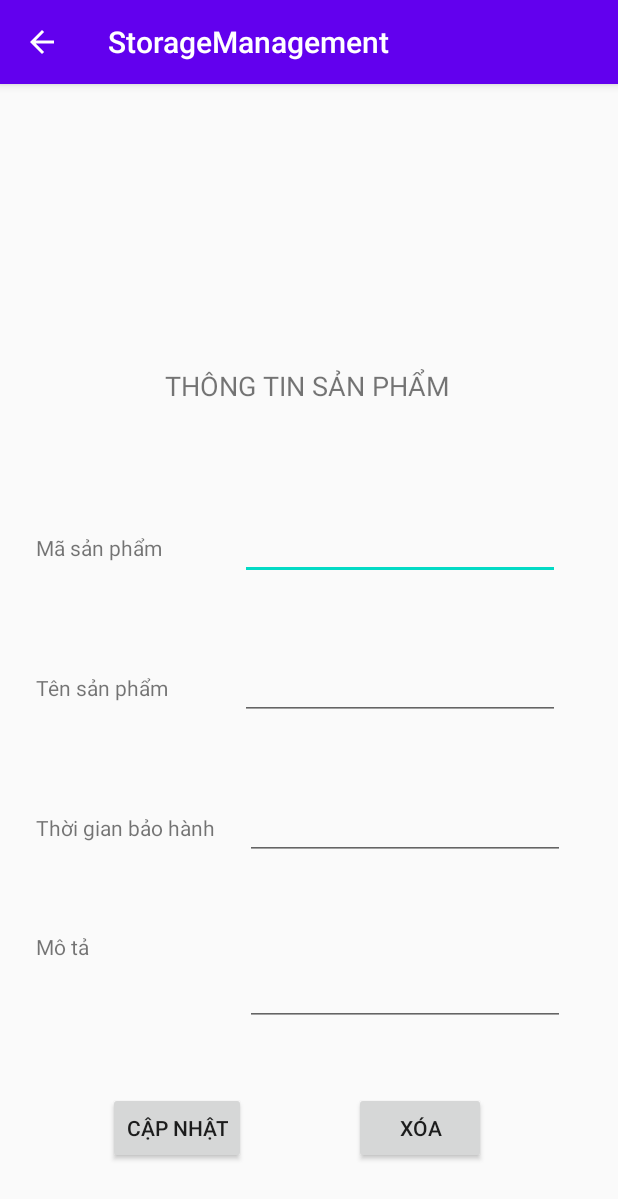
After one commit to quan200699/Android_StorageManagement, an Android app: the ProductDetailActivity screen opened directly, with no data from a screen before it, on a phone screen of 412 x 824 dp. The commit adds this screen. Shown: the top 1199 px of the screen. Run offline under Robolectric (Android 15) with nearby library versions, the phone set to English and light mode, and no system bars.

Commit message:
add onclick item listener to get product item done

```diff
--- a/app/src/main/AndroidManifest.xml
+++ b/app/src/main/AndroidManifest.xml
@@ -9,7 +9,8 @@
         android:roundIcon="@mipmap/ic_launcher_round"
         android:supportsRtl="true"
         android:theme="@style/AppTheme">
-        <activity android:name=".activity.AddProductActivity"></activity>
+        <activity android:name=".activity.ProductDetailActivity"></activity>
+        <activity android:name=".activity.AddProductActivity" />
         <activity android:name=".activity.ProductActivity" />
         <activity android:name=".activity.MainActivity">
             <intent-filter>
--- a/app/src/main/java/com/example/storagemanagement/activity/ProductActivity.java
+++ b/app/src/main/java/com/example/storagemanagement/activity/ProductActivity.java
@@ -6,6 +6,7 @@ import androidx.appcompat.app.AppCompatActivity;
 import android.content.Intent;
 import android.os.Bundle;
 import android.view.View;
+import android.widget.AdapterView;
 import android.widget.Button;
 import android.widget.ListView;
 
@@ -16,6 +17,8 @@ import com.example.storagemanagement.dao.product.ProductDao;
 import com.example.storagemanagement.model.Product;
 
 import java.util.List;
+
+import static com.example.storagemanagement.config.StaticVariable.*;
 
 public class ProductActivity extends AppCompatActivity {
     private ListView listViewProduct;
@@ -29,9 +32,20 @@ public class ProductActivity extends AppCompatActivity {
         ActionBar actionBar = getSupportActionBar();
         actionBar.setDisplayHomeAsUpEnabled(true);
         init();
-        List<Product> products = productDao.findAll();
+        final List<Product> products = productDao.findAll();
         ProductAdapter productAdapter = new ProductAdapter(ProductActivity.this, products);
         listViewProduct.setAdapter(productAdapter);
+        listViewProduct.setOnItemClickListener(new AdapterView.OnItemClickListener() {
+            @Override
+            public void onItemClick(AdapterView<?> parent, View view, int position, long id) {
+                Intent intent = new Intent(ProductActivity.this, ProductDetailActivity.class);
+                intent.putExtra(PRODUCT_ID, products.get(position).getProductId());
+                intent.putExtra(NAME, products.get(position).getName());
+                intent.putExtra(DESCRIPTION, products.get(position).getDescription());
+                intent.putExtra(GUARANTEE, products.get(position).getGuarantee() + "");
+                startActivity(intent);
+            }
+        });
         buttonAdd.setOnClickListener(new View.OnClickListener() {
             @Override
             public void onClick(View v) {
--- /dev/null
+++ b/app/src/main/java/com/example/storagemanagement/activity/ProductDetailActivity.java
@@ -0,0 +1,76 @@
+package com.example.storagemanagement.activity;
+
+import androidx.appcompat.app.ActionBar;
+import androidx.appcompat.app.AppCompatActivity;
+
+import android.content.Intent;
+import android.os.Bundle;
+import android.view.MenuItem;
+import android.widget.Button;
+import android.widget.EditText;
+
+import com.example.storagemanagement.R;
+import com.example.storagemanagement.dao.product.IProductDao;
+import com.example.storagemanagement.dao.product.ProductDao;
+import com.example.storagemanagement.model.Product;
+
+import static com.example.storagemanagement.config.StaticVariable.*;
+
+public class ProductDetailActivity extends AppCompatActivity {
+    private EditText editTextProductId;
+    private EditText editTextProductName;
+    private EditText editTextProductDescription;
+    private EditText editTextProductGuarantee;
+    private Button buttonEdit;
+    private Button buttonDelete;
+    private IProductDao productDao;
+
+    @Override
+    protected void onCreate(Bundle savedInstanceState) {
+        super.onCreate(savedInstanceState);
+        setContentView(R.layout.activity_product_detail);
+        ActionBar actionBar = getSupportActionBar();
+        actionBar.setDisplayHomeAsUpEnabled(true);
+        init();
+        Bundle bundle = getIntent().getExtras();
+        if (bundle != null) {
+            Product productInfoFromBundle = getProductInfoFromBundle(bundle);
+            editTextProductId.setText(productInfoFromBundle.getProductId());
+            editTextProductName.setText(productInfoFromBundle.getName());
+            editTextProductDescription.setText(productInfoFromBundle.getDescription());
+            editTextProductGuarantee.setText(productInfoFromBundle.getGuarantee() + "");
+        }
+    }
+
+    private Product getProductInfoFromBundle(Bundle bundle) {
+        String productId = bundle.getString(PRODUCT_ID);
+        String productName = bundle.getString(NAME);
+        String productDescription = bundle.getString(DESCRIPTION);
+        String productGuarantee = bundle.getString(GUARANTEE);
+        return new Product(productId, productName, productDescription, Integer.parseInt(productGuarantee));
+    }
+
+    private void init() {
+        editTextProductId = findViewById(R.id.editTextProductId);
+        editTextProductName = findViewById(R.id.editTextProductName);
+        editTextProductDescription = findViewById(R.id.editTextProductDescription);
+        editTextProductGuarantee = findViewById(R.id.editTextGuarantee);
+        buttonDelete = findViewById(R.id.buttonDelete);
+        buttonEdit = findViewById(R.id.buttonEdit);
+        productDao = new ProductDao(this);
+    }
+
+    @Override
+    public boolean onOptionsItemSelected(MenuItem item) {
+        switch (item.getItemId()) {
+            case android.R.id.home:
+                Intent intent = new Intent(ProductDetailActivity.this, ProductActivity.class);
+                startActivity(intent);
+                finish();
+                return true;
+
+            default:
+                return super.onOptionsItemSelected(item);
+        }
+    }
+}
--- /dev/null
+++ b/app/src/main/res/layout/activity_product_detail.xml
@@ -0,0 +1,137 @@
+<?xml version="1.0" encoding="utf-8"?>
+<androidx.constraintlayout.widget.ConstraintLayout xmlns:android="http://schemas.android.com/apk/res/android"
+    xmlns:app="http://schemas.android.com/apk/res-auto"
+    xmlns:tools="http://schemas.android.com/tools"
+    android:layout_width="match_parent"
+    android:layout_height="match_parent"
+    tools:context=".activity.ProductDetailActivity">
+
+    <EditText
+        android:id="@+id/editTextProductId"
+        android:layout_width="wrap_content"
+        android:layout_height="wrap_content"
+        android:layout_marginStart="52dp"
+        android:layout_marginLeft="52dp"
+        android:layout_marginBottom="48dp"
+        android:ems="10"
+        android:inputType="textPersonName"
+        app:layout_constraintBottom_toTopOf="@+id/editTextProductName"
+        app:layout_constraintStart_toEndOf="@+id/textView3" />
+
+    <EditText
+        android:id="@+id/editTextProductName"
+        android:layout_width="wrap_content"
+        android:layout_height="wrap_content"
+        android:layout_marginStart="48dp"
+        android:layout_marginLeft="48dp"
+        android:layout_marginBottom="48dp"
+        android:ems="10"
+        android:inputType="textPersonName"
+        app:layout_constraintBottom_toTopOf="@+id/editTextGuarantee"
+        app:layout_constraintStart_toEndOf="@+id/textView4" />
+
+    <EditText
+        android:id="@+id/editTextGuarantee"
+        android:layout_width="wrap_content"
+        android:layout_height="wrap_content"
+        android:layout_marginStart="20dp"
+        android:layout_marginLeft="20dp"
+        android:layout_marginBottom="44dp"
+        android:ems="10"
+        android:inputType="number|text"
+        app:layout_constraintBottom_toTopOf="@+id/editTextProductDescription"
+        app:layout_constraintStart_toEndOf="@+id/textView5" />
+
+    <EditText
+        android:id="@+id/editTextProductDescription"
+        android:layout_width="wrap_content"
+        android:layout_height="wrap_content"
+        android:layout_marginStart="104dp"
+        android:layout_marginLeft="104dp"
+        android:layout_marginBottom="44dp"
+        android:ems="10"
+        android:gravity="top|left"
+        android:inputType="textMultiLine"
+        android:lines="4"
+        android:maxLines="6"
+        android:minLines="2"
+        android:scrollbars="vertical"
+        app:layout_constraintBottom_toTopOf="@+id/buttonDelete"
+        app:layout_constraintStart_toEndOf="@+id/textView6"
+        tools:ignore="RtlHardcoded" />
+
+    <TextView
+        android:id="@+id/textView"
+        android:layout_width="wrap_content"
+        android:layout_height="wrap_content"
+        android:layout_marginBottom="72dp"
+        android:text="@string/info_product"
+        android:textSize="18sp"
+        app:layout_constraintBottom_toTopOf="@+id/editTextProductId"
+        app:layout_constraintEnd_toEndOf="parent"
+        app:layout_constraintHorizontal_bias="0.497"
+        app:layout_constraintStart_toStartOf="parent" />
+
+    <TextView
+        android:id="@+id/textView3"
+        android:layout_width="wrap_content"
+        android:layout_height="wrap_content"
+        android:layout_marginStart="24dp"
+        android:layout_marginLeft="24dp"
+        android:text="@string/product_id"
+        app:layout_constraintBaseline_toBaselineOf="@+id/editTextProductId"
+        app:layout_constraintStart_toStartOf="parent" />
+
+    <TextView
+        android:id="@+id/textView4"
+        android:layout_width="wrap_content"
+        android:layout_height="wrap_content"
+        android:layout_marginStart="24dp"
+        android:layout_marginLeft="24dp"
+        android:text="@string/product_name"
+        app:layout_constraintBaseline_toBaselineOf="@+id/editTextProductName"
+        app:layout_constraintStart_toStartOf="parent" />
+
+    <TextView
+        android:id="@+id/textView5"
+        android:layout_width="wrap_content"
+        android:layout_height="wrap_content"
+        android:layout_marginStart="24dp"
+        android:layout_marginLeft="24dp"
+        android:text="@string/product_guarantee"
+        app:layout_constraintBaseline_toBaselineOf="@+id/editTextGuarantee"
+        app:layout_constraintStart_toStartOf="parent" />
+
+    <TextView
+        android:id="@+id/textView6"
+        android:layout_width="wrap_content"
+        android:layout_height="wrap_content"
+        android:layout_marginStart="24dp"
+        android:layout_marginLeft="24dp"
+        android:layout_marginTop="60dp"
+        android:text="@string/product_description"
+        app:layout_constraintStart_toStartOf="parent"
+        app:layout_constraintTop_toBottomOf="@+id/textView5" />
+
+    <Button
+        android:id="@+id/buttonEdit"
+        android:layout_width="wrap_content"
+        android:layout_height="wrap_content"
+        android:layout_marginEnd="72dp"
+        android:layout_marginRight="72dp"
+        android:layout_marginBottom="48dp"
+        android:text="@string/edit"
+        app:layout_constraintBottom_toBottomOf="parent"
+        app:layout_constraintEnd_toStartOf="@+id/buttonDelete" />
+
+    <Button
+        android:id="@+id/buttonDelete"
+        android:layout_width="wrap_content"
+        android:layout_height="wrap_content"
+        android:layout_marginEnd="88dp"
+        android:layout_marginRight="88dp"
+        android:layout_marginBottom="48dp"
+        android:text="@string/delete"
+        app:layout_constraintBottom_toBottomOf="parent"
+        app:layout_constraintEnd_toEndOf="parent" />
+</androidx.constraintlayout.widget.ConstraintLayout>
--- a/app/src/main/res/values/strings.xml
+++ b/app/src/main/res/values/strings.xml
@@ -2,8 +2,11 @@
     <string name="app_name">StorageManagement</string>
     <string name="app_title">QUẢN LÝ KHO</string>
     <string name="add">Thêm</string>
+    <string name="edit">Cập nhật</string>
+    <string name="delete">Xóa</string>
     <string name="list_product">DANH SÁCH SẢN PHẨM</string>
     <string name="create_product">TẠO MỚI SẢN PHẨM</string>
+    <string name="info_product">THÔNG TIN SẢN PHẨM</string>
     <string name="product_id">Mã sản phẩm</string>
     <string name="product_name">Tên sản phẩm</string>
     <string name="product_description">Mô tả</string>
```
Also changed, not shown: app/build.gradle (line endings or trailing spaces).
